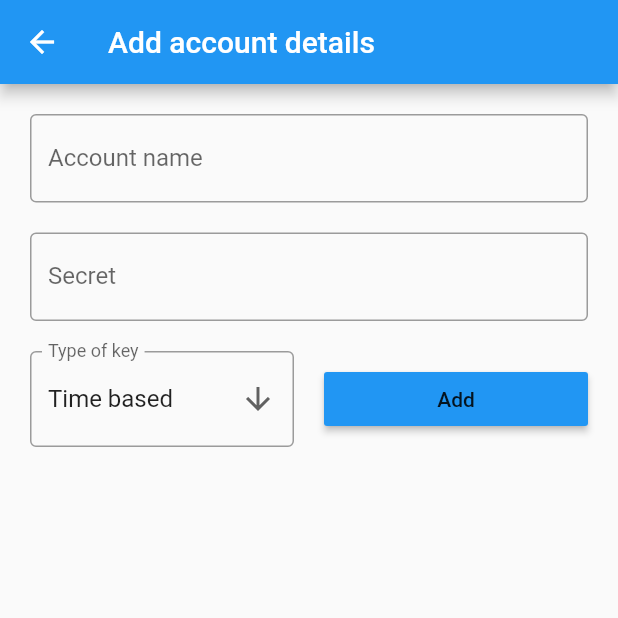
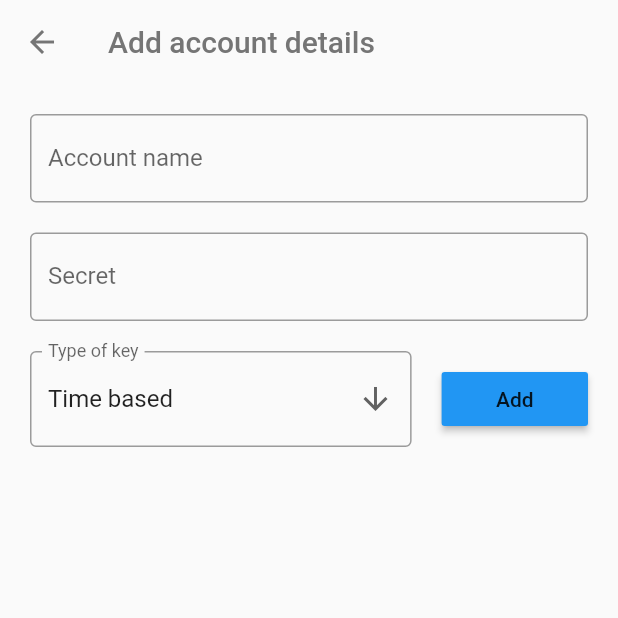
Before and after one commit to aaabhilash97/mobile-authenticator, a Flutter app: the screen it shows after launch, after a tap on the "add" icon, on a phone screen of 412 x 824 dp, the top half of it. Run offline on Flutter 3.47's test engine with Material 2 defaults, Android fonts, the phone set to English and light mode, and no system bars; our stand-ins replace logger, percent_indicator, shared_preferences.

Commit message:
minor fix

```diff
--- a/lib/app/pages/add_account.dart
+++ b/lib/app/pages/add_account.dart
@@ -26,7 +26,17 @@ class AddAccountManuallyState extends State<AddAccountManually> {
   Widget build(BuildContext context) {
     return Scaffold(
       appBar: AppBar(
-        title: Text("Add account details"),
+        iconTheme: IconThemeData(
+          color: Theme.of(context).appBarTheme.color,
+        ),
+        elevation: 0,
+        backgroundColor: Colors.transparent,
+        title: Text(
+          "Add account details",
+          style: TextStyle(
+            color: Theme.of(context).appBarTheme.color,
+          ),
+        ),
       ),
       body: Container(
         padding: EdgeInsets.all(10),
@@ -77,6 +87,7 @@ class AddAccountManuallyState extends State<AddAccountManually> {
                   mainAxisAlignment: MainAxisAlignment.center,
                   children: [
                     Expanded(
+                        flex: 70,
                         child: Container(
                             padding: EdgeInsets.all(10),
                             child: new DropdownButtonFormField(
@@ -100,6 +111,7 @@ class AddAccountManuallyState extends State<AddAccountManually> {
                               },
                             ))),
                     Expanded(
+                        flex: 30,
                         child: Container(
                             padding: EdgeInsets.all(10),
                             child: RaisedButton(
--- a/lib/main.dart
+++ b/lib/main.dart
@@ -122,7 +122,8 @@ class _HomePageState extends State<HomePage> {
             children: <Widget>[
               Text(
                 "Authenticator",
-                style: TextStyle(fontSize: 25, color: Colors.grey),
+                style: TextStyle(
+                    fontSize: 25, color: Theme.of(context).appBarTheme.color),
                 textAlign: TextAlign.center,
               ),
             ],
@@ -281,6 +282,9 @@ class MyApp extends StatelessWidget {
   Widget build(BuildContext context) {
     DeepLinkInitLink _bloc = DeepLinkInitLink();
     var darkTheme = ThemeData.dark().copyWith(
+        appBarTheme: AppBarTheme(
+          color: Colors.grey,
+        ),
         accentColor: Colors.blue,
         // splashColor: Colors.blue,
         textSelectionColor: Colors.blue,
@@ -290,6 +294,9 @@ class MyApp extends StatelessWidget {
     return MaterialApp(
       themeMode: ThemeMode.system,
       theme: ThemeData(
+        appBarTheme: AppBarTheme(
+          color: Colors.grey[600],
+        ),
         buttonColor: Colors.blue,
         backgroundColor: Colors.grey,
         accentColor: Colors.blue,
```
